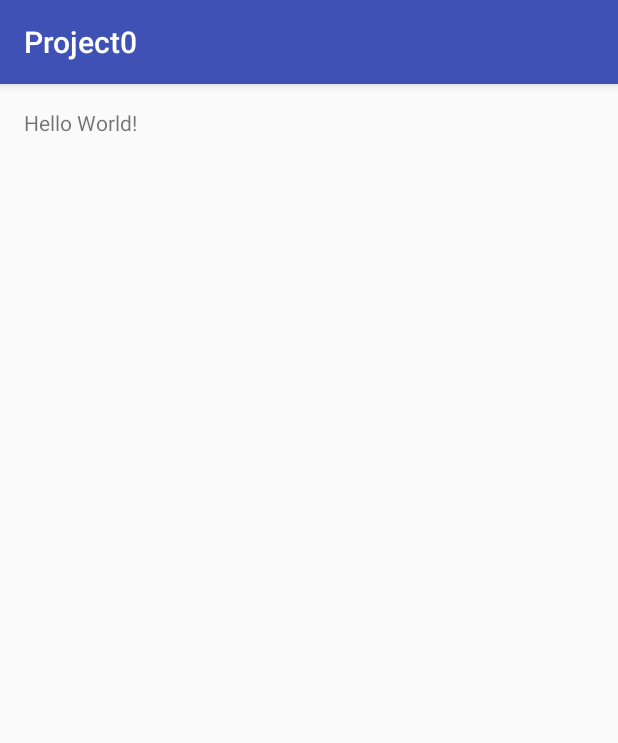
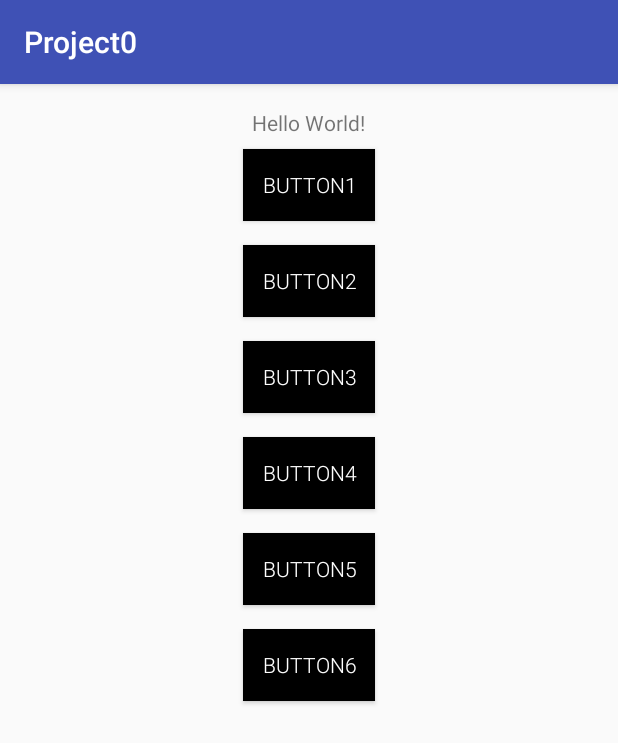
Before and after one commit to sz2git/Project0, an Android app: the screen it shows after launch (MainActivity), on a phone screen of 412 x 824 dp. Shown: the top 743 px of the screen. Run offline under Robolectric (Android 15) with nearby library versions, the phone set to English and light mode, and no system bars.

Commit message:
First Run

```diff
--- a/app/build.gradle
+++ b/app/build.gradle
@@ -2,7 +2,7 @@ apply plugin: 'com.android.application'
 
 android {
     compileSdkVersion 23
-    buildToolsVersion "24.0.1"
+    buildToolsVersion '23.0.2'
     defaultConfig {
         applicationId "com.example.z.project0"
         minSdkVersion 22
@@ -20,7 +20,7 @@ android {
 }
 
 dependencies {
-    compile fileTree(dir: 'libs', include: ['*.jar'])
+    compile fileTree(include: ['*.jar'], dir: 'libs')
     androidTestCompile('com.android.support.test.espresso:espresso-core:2.2.2', {
         exclude group: 'com.android.support', module: 'support-annotations'
     })
--- a/app/src/main/res/layout/activity_main.xml
+++ b/app/src/main/res/layout/activity_main.xml
@@ -13,5 +13,44 @@
     <TextView
         android:layout_width="wrap_content"
         android:layout_height="wrap_content"
-        android:text="Hello World!" />
+        android:text="Hello World!"
+        android:id="@+id/textView"
+        android:layout_centerHorizontal="true" />
+
+    <Button
+        style="@style/ButtonStyle"
+        android:text="@string/button1"
+        android:id="@+id/button1"
+        android:layout_below="@id/textView"
+        android:onClick="sendMessageButton1" />
+
+    <Button
+        style="@style/ButtonStyle"
+        android:text="@string/button2"
+        android:id="@+id/button2"
+        android:layout_below="@id/button1" />
+    <Button
+        style="@style/ButtonStyle"
+        android:text="@string/button3"
+        android:id="@+id/button3"
+        android:layout_below="@id/button2" />
+
+    <Button
+        style="@style/ButtonStyle"
+        android:text="@string/button4"
+        android:id="@+id/button4"
+        android:layout_below="@id/button3" />
+
+    <Button
+        style="@style/ButtonStyle"
+        android:text="@string/button5"
+        android:id="@+id/button5"
+        android:layout_below="@id/button4" />
+
+    <Button
+        style="@style/ButtonStyle"
+        android:text="@string/button6"
+        android:id="@+id/button6"
+        android:layout_below="@id/button5" />
+
 </RelativeLayout>
--- a/app/src/main/res/values/strings.xml
+++ b/app/src/main/res/values/strings.xml
@@ -1,3 +1,9 @@
 <resources>
     <string name="app_name">Project0</string>
+    <string name="button1">Button1</string>
+    <string name="button2">Button2</string>
+    <string name="button3">Button3</string>
+    <string name="button4">Button4</string>
+    <string name="button5">Button5</string>
+    <string name="button6">Button6</string>
 </resources>
--- a/app/src/main/res/values/styles.xml
+++ b/app/src/main/res/values/styles.xml
@@ -8,4 +8,14 @@
         <item name="colorAccent">@color/colorAccent</item>
     </style>
 
+    <style name="ButtonStyle">
+        <item name="android:layout_width">wrap_content</item>
+        <item name="android:layout_height">wrap_content</item>
+        <item name="android:layout_centerHorizontal">true</item>
+        <item name="android:layout_margin">8dp</item>
+        <item name="android:fontFamily">sans-serif-light</item>
+        <item name="android:background">@android:color/background_dark</item>
+        <item name="android:textColor">@android:color/white</item>
+        <item name="android:padding">8dp</item>
+    </style>
 </resources>
```
